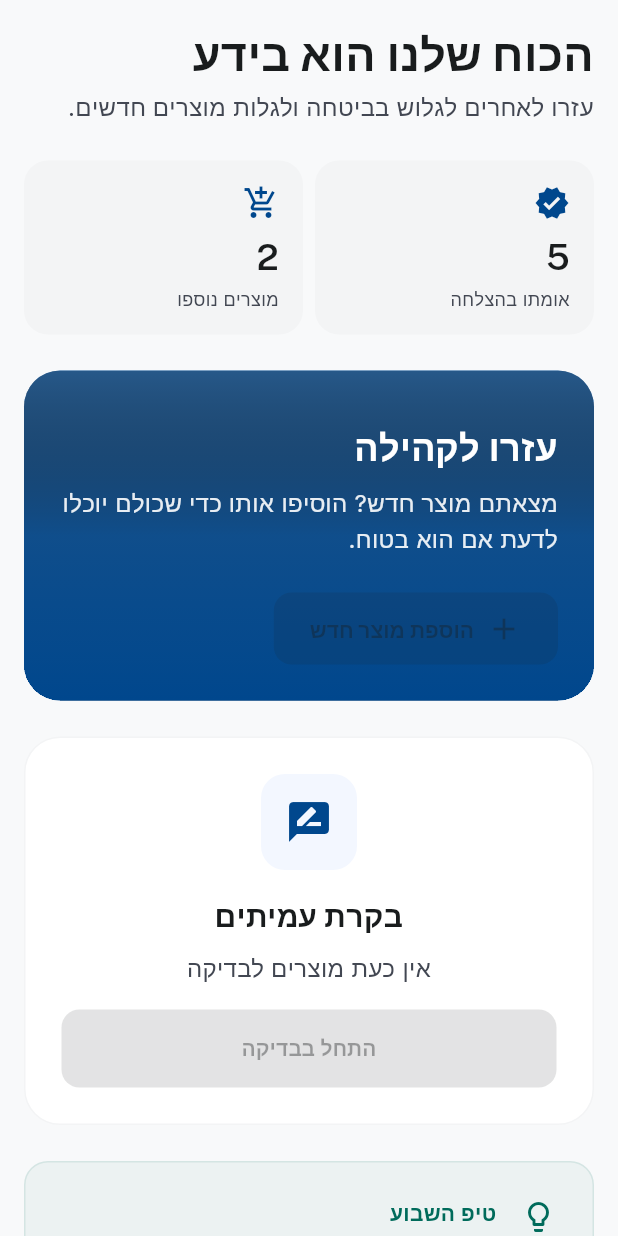
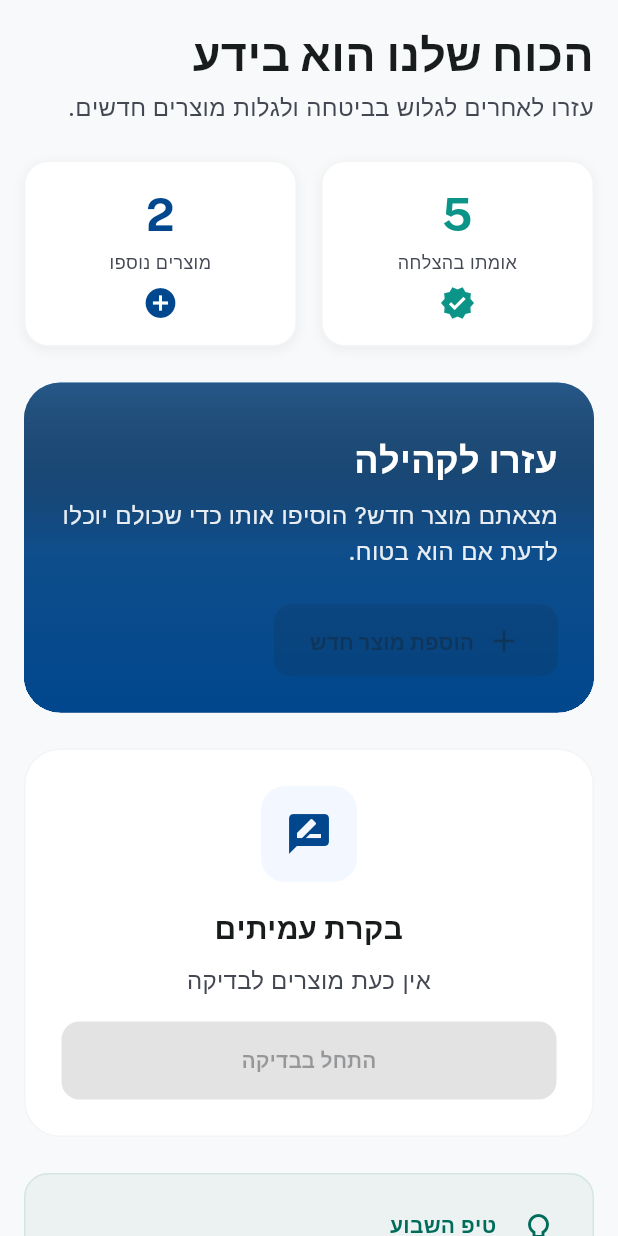
Before and after one commit to Maortz/allergy-detector, a Flutter app: the CommunityScreen widget shown alone on an empty page, opened directly, on a phone screen of 412 x 824 dp. Run offline on Flutter 3.47's test engine with Material 3 defaults, Android fonts, the phone set to English and light mode, and no system bars; our stand-ins replace google_fonts, image_picker, package_info_plus, permission_handler, shared_preferences, supabase_flutter; missing offline and left inert: mobile_scanner; accounts and stored records are empty; network calls fail.

Commit message:
feat(community): white StatCards w/ per-card colour + dynamic counts (CH2-CH5)
Co-Authored-By: Claude Sonnet 4.6 <noreply@anthropic.com>

```diff
--- a/app/lib/screens/community_screen.dart
+++ b/app/lib/screens/community_screen.dart
@@ -6,8 +6,8 @@ import '../services/community_review_controller.dart';
 import '../theme/app_colors.dart';
 import '../theme/app_typography.dart';
 import '../theme/app_spacing.dart';
-import '../widgets/bento_card.dart';
 import '../widgets/skeleton_box.dart';
+import '../widgets/stat_card.dart';
 import 'community_review_screen.dart';
 import 'review_all_clear_screen.dart';
 
@@ -51,6 +51,14 @@ class CommunityScreen extends StatefulWidget {
   /// it has access to allergens + brands from AppShell.
   final VoidCallback? onAddProductTap;
 
+  /// Verified-products contribution count (community-hub.md §6, CH5). Null →
+  /// the spec default of 5. No Supabase table backs this yet (§7.6); the host
+  /// may inject a real value when one exists.
+  final int? verifiedCount;
+
+  /// Added-products contribution count (CH5). Null → the spec default of 2.
+  final int? addedCount;
+
   /// Live data source for the peer-review queue (issue #54 / CR11). When
   /// provided and [pendingReviews] is null, the screen loads the queue from
   /// the `pending_reviews` table on mount and routes approve/reject decisions
@@ -70,6 +78,8 @@ class CommunityScreen extends StatefulWidget {
     this.allergens = const [],
     this.onAddProductTap,
     this.reviewController,
+    this.verifiedCount,
+    this.addedCount,
   });
 
   @override
@@ -211,7 +221,7 @@ class _CommunityScreenState extends State<CommunityScreen> {
               _ErrorBanner(onRetry: widget.onRetry),
               const SizedBox(height: AppSpacing.md),
             ],
-            _buildStatsBento(),
+            _buildStatsRow(),
             const SizedBox(height: AppSpacing.lg),
             _buildHelpCard(),
             const SizedBox(height: AppSpacing.lg),
@@ -249,25 +259,30 @@ class _CommunityScreenState extends State<CommunityScreen> {
     return loaded;
   }
 
-  Widget _buildStatsBento() {
-    return Row(
+  Widget _buildStatsRow() {
+    return IntrinsicHeight(
+      child: Row(
+      crossAxisAlignment: CrossAxisAlignment.stretch,
       children: [
         Expanded(
-          child: BentoCard(
+          child: StatCard(
+            value: _statValue('${widget.verifiedCount ?? 5}'),
             label: 'אומתו בהצלחה',
-            value: _statValue('5'),
             icon: Icons.verified,
+            accentColor: AppColors.success,
           ),
         ),
-        const SizedBox(width: AppSpacing.sm),
+        const SizedBox(width: AppSpacing.md),
         Expanded(
-          child: BentoCard(
+          child: StatCard(
+            value: _statValue('${widget.addedCount ?? 2}'),
             label: 'מוצרים נוספו',
-            value: _statValue('2'),
-            icon: Icons.add_shopping_cart,
+            icon: Icons.add_circle,
+            accentColor: AppColors.primary,
           ),
         ),
       ],
+    ),
     );
   }
 
```
Also changed, not shown: 1 other file.
